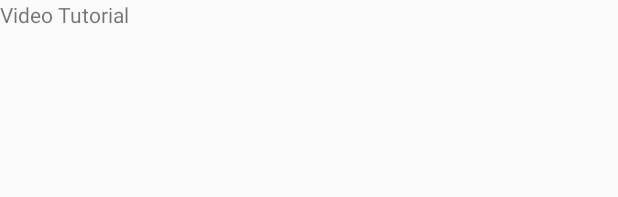
After one commit to vjivandro/bulutangkis, an Android app: the layout activity_video.xml on its own in the app's theme, with its tools: preview values and no code run, on a phone screen of 412 x 824 dp. The commit adds this screen. Shown: the top 197 px of the screen. Run offline under Robolectric (Android 15) with nearby library versions, the phone set to English and light mode, and no system bars.

Commit message:
activity page materi & video

```diff
--- /dev/null
+++ b/app/src/main/res/layout/activity_video.xml
@@ -0,0 +1,14 @@
+<?xml version="1.0" encoding="utf-8"?>
+<android.support.constraint.ConstraintLayout xmlns:android="http://schemas.android.com/apk/res/android"
+    xmlns:app="http://schemas.android.com/apk/res-auto"
+    xmlns:tools="http://schemas.android.com/tools"
+    android:layout_width="match_parent"
+    android:layout_height="match_parent"
+    tools:context=".VideoActivity">
+
+    <TextView
+        android:layout_width="wrap_content"
+        android:layout_height="wrap_content"
+        android:text="Video Tutorial"/>
+
+</android.support.constraint.ConstraintLayout>
```
Also changed, not shown: app/src/main/AndroidManifest.xml (+8 -1 lines), app/src/main/java/com/bulutangkis/learning/RecyclerViewAdapter.java (+16 -1 lines), app/src/main/java/com/bulutangkis/learning/VideoActivity.java (added, +13 -0 lines).
